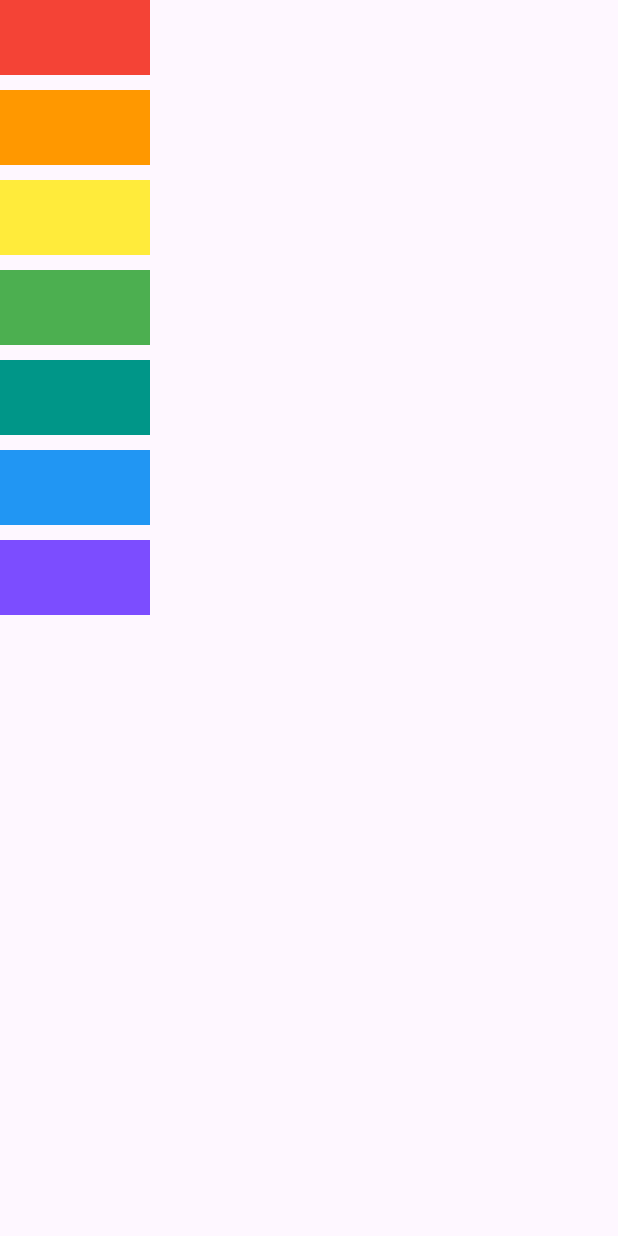
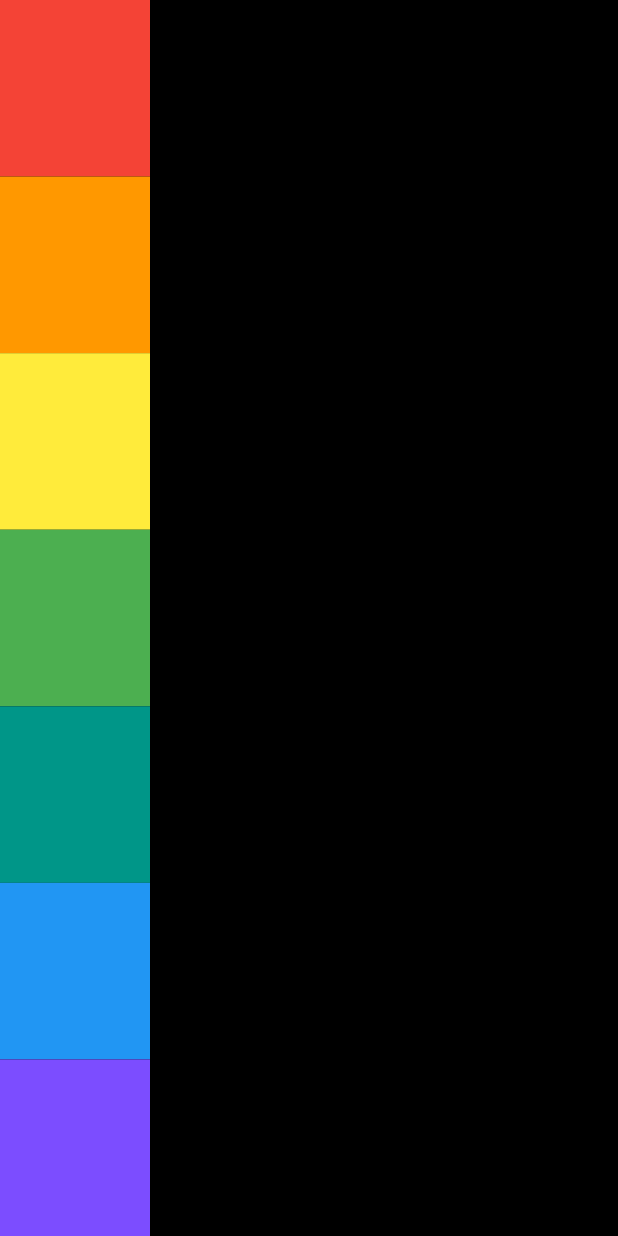
Before and after one commit to Harounjlassi/xylophone-flutter-App, a Flutter app: the screen it shows after launch, on a phone screen of 412 x 824 dp. Run offline on Flutter 3.47's test engine with Material 3 defaults, Android fonts, the light colour scheme and no system bars; our stand-ins replace audioplayers.

Commit message:
add expanded wideget

```diff
--- a/lib/main.dart
+++ b/lib/main.dart
@@ -14,10 +14,12 @@ class XylophoneApp extends StatelessWidget {
   Widget build(BuildContext context) {
     return MaterialApp(
       home: Scaffold(
+        backgroundColor: Colors.black,
         body: SafeArea(
           child: Column(
             children: [
-              TextButton(
+              Expanded(
+                child: TextButton(
                   onPressed: () {
                     playSound(1);
                   },
@@ -30,10 +32,9 @@ class XylophoneApp extends StatelessWidget {
                   ),
                   child: SizedBox.shrink(), // No child widget
                 ),
-              SizedBox(
-                height: 10.0,
               ),
-              TextButton(
+              Expanded(
+                child: TextButton(
                   onPressed: () {
                     playSound(2);
                   },
@@ -46,10 +47,9 @@ class XylophoneApp extends StatelessWidget {
                   ),
                   child: SizedBox.shrink(), // No child widget
                 ),
-              SizedBox(
-                height: 10.0,
               ),
-              TextButton(
+              Expanded(
+                child: TextButton(
                   onPressed: () {
                     playSound(3);
                   },
@@ -62,10 +62,9 @@ class XylophoneApp extends StatelessWidget {
                   ),
                   child: SizedBox.shrink(), // No child widget
                 ),
-              SizedBox(
-                height: 10.0,
               ),
-              TextButton(
+              Expanded(
+                child: TextButton(
                   onPressed: () {
                     playSound(4);
                   },
@@ -78,10 +77,9 @@ class XylophoneApp extends StatelessWidget {
                   ),
                   child: SizedBox.shrink(), // No child widget
                 ),
-              SizedBox(
-                height: 10.0,
               ),
-              TextButton(
+              Expanded(
+                child: TextButton(
                   onPressed: () {
                     playSound(5);
                   },
@@ -94,10 +92,9 @@ class XylophoneApp extends StatelessWidget {
                   ),
                   child: SizedBox.shrink(), // No child widget
                 ),
-              SizedBox(
-                height: 10.0,
               ),
-              TextButton(
+              Expanded(
+                child: TextButton(
                   onPressed: () {
                     playSound(6);
                   },
@@ -110,21 +107,22 @@ class XylophoneApp extends StatelessWidget {
                   ),
                   child: SizedBox.shrink(), // No child widget
                 ),
-              SizedBox(
-                height: 10.0,
               ),
-              TextButton(
+              Expanded(
+                child: TextButton(
                   onPressed: () {
                     playSound(7);
                   },
                   style: TextButton.styleFrom(
-                  backgroundColor: Colors.deepPurpleAccent, // Background color
+                    backgroundColor:
+                        Colors.deepPurpleAccent, // Background color
                     minimumSize: Size(100, 50), // Size of the button
                     shape: RoundedRectangleBorder(
                       borderRadius: BorderRadius.zero, // Rectangle shape
                     ),
                   ),
                   child: SizedBox.shrink(), // No child widget
+                ),
               ),
             ],
           ),
```
Lines whose indentation alone changed are shown as unchanged.
